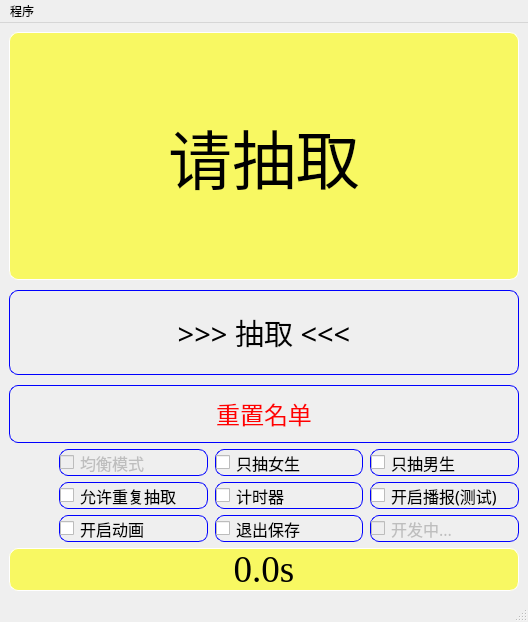
Chengzi600/ClassNamePicker, file pyqt5ui.ui: the form before one commit.
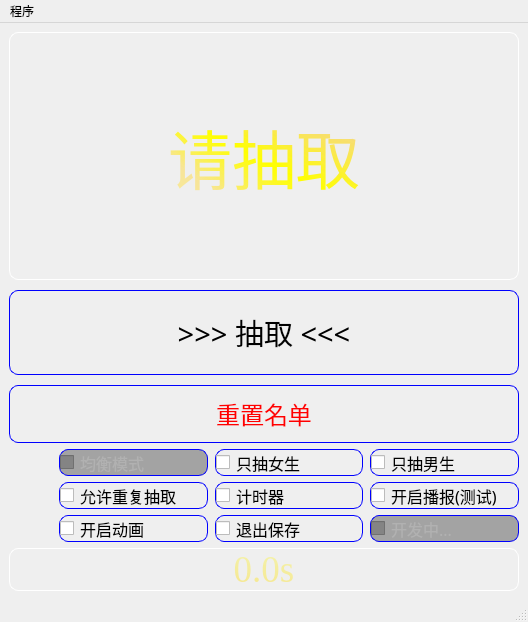
The form after the commit.

The edit to the form file:
```diff
--- a/pyqt5ui.ui
+++ b/pyqt5ui.ui
@@ -28,16 +28,23 @@
 	border-radius:9px;
 	border:1px solid blue;
 }
-QCheckBox::hover
+QCheckBox::hover::unchecked
 {
 	border-radius:9px;
 	border:1px solid black;
 	background:red;
 	color:white;
 }
-QCheckBox::disable
+QCheckBox::checked
 {
-	color:rgba(130, 130, 130, 150);
+	border-radius:9px;
+	border:1px solid black;
+	background:rgb(0, 255, 0);
+	color:white;
+}
+QCheckBox::disabled
+{
+	color:rgba(180, 180, 180, 220);
 	background:rgba(110, 110, 110, 150);
 }
 QPushButton
@@ -52,11 +59,19 @@
 	background:red;
 	color:white;
 }
+QPushButton:pressed
+{
+	border-radius:9px;
+	border:1px solid black;
+	background:gray;
+	color:white;
+}
 QLabel
 {
 	border-radius:9px;
 	border:1px solid white;
-	background:rgba(255, 255, 0, 150);
+	
+	color:qconicalgradient(cx:0, cy:0, angle:135, stop:0 rgba(255, 255, 0, 69), stop:0.375 rgba(255, 255, 0, 69), stop:0.423533 rgba(251, 255, 0, 145), stop:0.45 rgba(247, 255, 0, 208), stop:0.477581 rgba(255, 244, 71, 130), stop:0.518717 rgba(255, 218, 71, 130), stop:0.55 rgba(255, 255, 0, 255), stop:0.57754 rgba(255, 203, 0, 130), stop:0.625 rgba(255, 255, 0, 69), stop:1 rgba(255, 255, 0, 69));
 }</string>
   </property>
   <widget class="QWidget" name="centralwidget">
@@ -753,6 +768,9 @@
             <property name="text">
              <string>开发中...</string>
             </property>
+            <property name="checked">
+             <bool>false</bool>
+            </property>
            </widget>
           </item>
          </layout>
```
Left out of the diff: 9 changed lines with no effect on the pictures.
